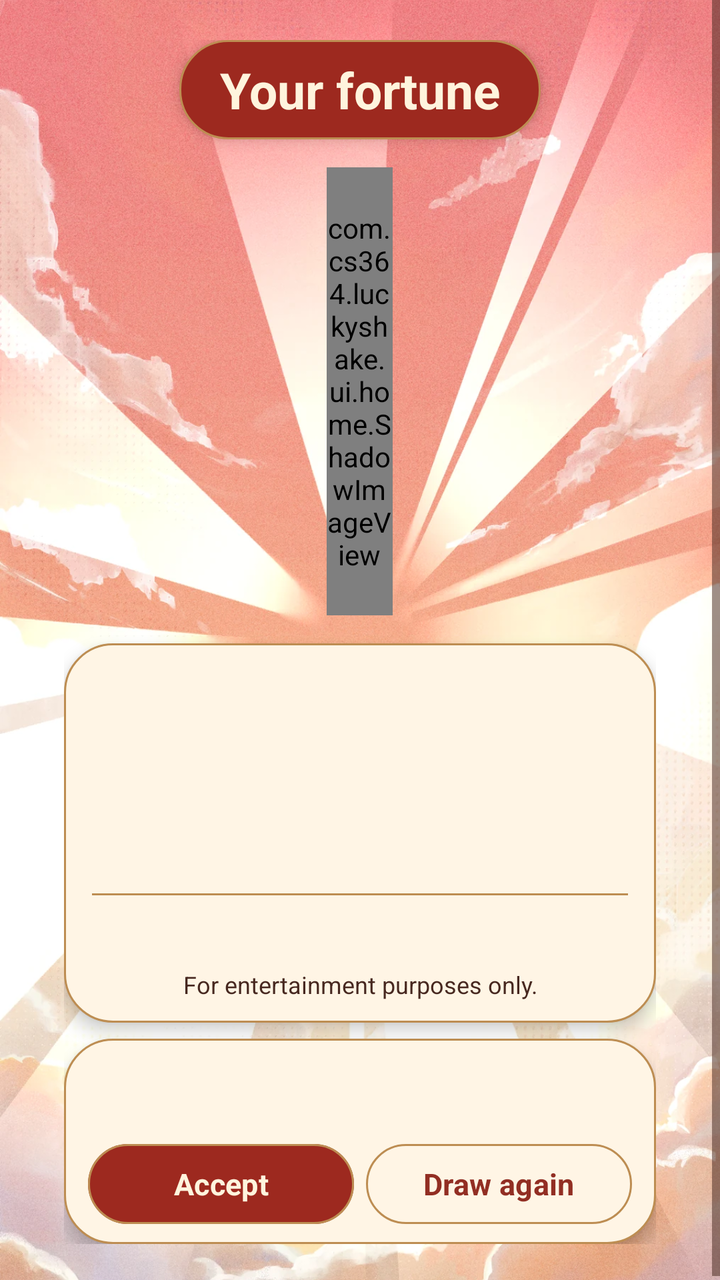
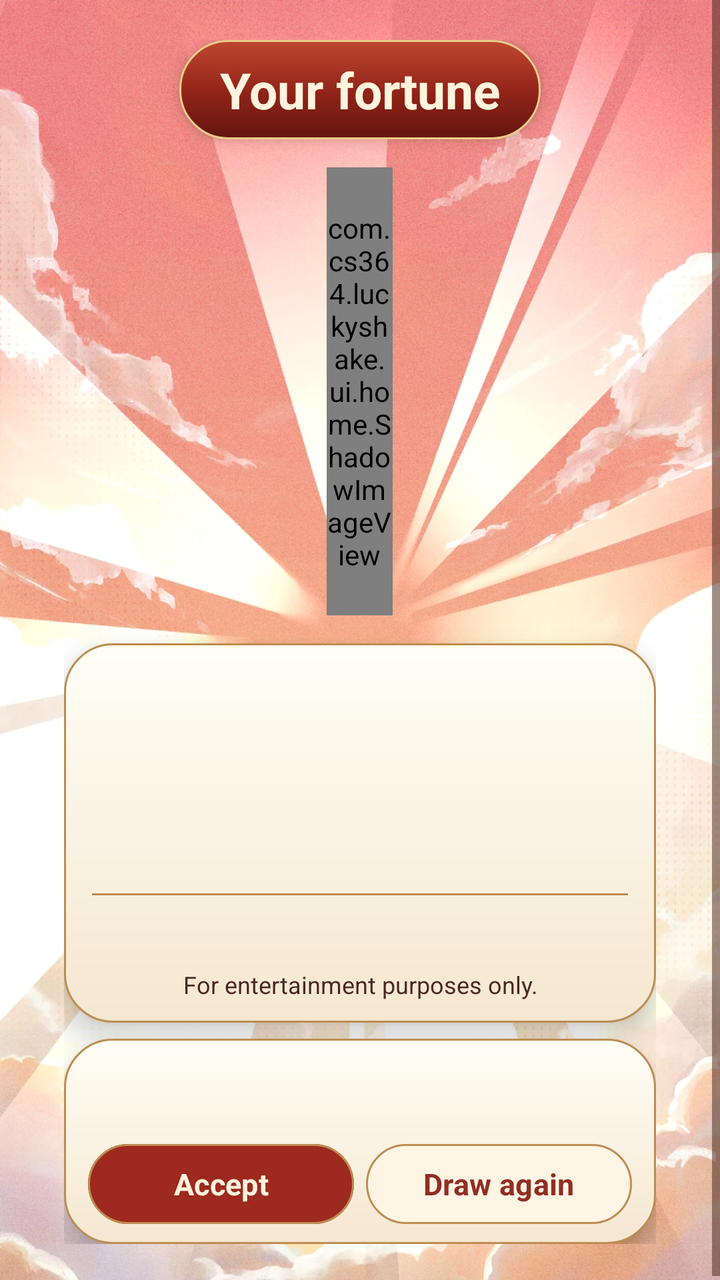

Two renders of the same Android screen: before a commit and after it. Below are the layout's source before the change and the commit's diff.
<!-- AndroidManifest.xml: application theme Theme.LuckyShake -->
<!-- res/layout/activity_result.xml -->
<?xml version="1.0" encoding="utf-8"?>
<FrameLayout xmlns:android="http://schemas.android.com/apk/res/android"
    xmlns:app="http://schemas.android.com/apk/res-auto"
    android:layout_width="match_parent"
    android:layout_height="match_parent"
    android:theme="@style/ThemeOverlay.LuckyShake.Home">

    <ImageView
        android:layout_width="match_parent"
        android:layout_height="match_parent"
        android:importantForAccessibility="no"
        android:scaleType="centerCrop"
        android:src="@drawable/result_sky" />

    <ScrollView
        android:id="@+id/result_root"
        android:layout_width="match_parent"
        android:layout_height="match_parent"
        android:fillViewport="true">

        <LinearLayout
            android:layout_width="match_parent"
            android:layout_height="wrap_content"
            android:gravity="center_horizontal"
            android:orientation="vertical"
            android:paddingStart="32dp"
            android:paddingTop="20dp"
            android:paddingEnd="32dp"
            android:paddingBottom="20dp">

            <Space
                android:layout_width="1dp"
                android:layout_height="0dp"
                android:layout_weight="4" />

            <TextView
                android:id="@+id/result_title_fortune"
                android:layout_width="wrap_content"
                android:layout_height="wrap_content"
                android:background="@drawable/result_title_background"
                android:elevation="4dp"
                android:fontFamily="sans-serif"
                android:gravity="center"
                android:paddingHorizontal="20dp"
                android:paddingVertical="8dp"
                android:text="@string/result_title_fortune"
                android:textColor="@color/home_thumb"
                android:textSize="25sp"
                android:textStyle="bold" />

            <FrameLayout
                android:layout_width="match_parent"
                android:layout_height="252dp"
                android:clipChildren="false">

                <com.cs364.luckyshake.ui.home.ShadowImageView
                    android:id="@+id/result_image_stick"
                    android:layout_width="33dp"
                    android:layout_height="224dp"
                    android:layout_gravity="center"
                    android:importantForAccessibility="no"
                    app:srcCompat="@drawable/home_stick" />
            </FrameLayout>

            <LinearLayout
                android:layout_width="match_parent"
                android:layout_height="wrap_content"
                android:background="@drawable/home_filter_card"
                android:elevation="5dp"
                android:orientation="vertical"
                android:paddingHorizontal="14dp"
                android:paddingVertical="11dp">

                <TextView
                    android:id="@+id/result_label_stick"
                    android:layout_width="match_parent"
                    android:layout_height="wrap_content"
                    android:gravity="center"
                    android:textColor="@color/home_accent"
                    android:textSize="14sp"
                    android:textStyle="bold" />
                <TextView
                    android:id="@+id/result_label_menu"
                    android:layout_width="match_parent"
                    android:layout_height="wrap_content"
                    android:gravity="center"
                    android:textColor="@color/home_ink"
                    android:textSize="21sp"
                    android:layout_marginTop="4dp"
                    android:textStyle="bold"
                    android:fontFamily="sans-serif" />
                <TextView
                    android:id="@+id/result_label_type_tags"
                    android:layout_width="match_parent"
                    android:layout_height="wrap_content"
                    android:gravity="center"
                    android:textColor="@color/home_ink"
                    android:textSize="14sp"
                    android:layout_marginTop="5dp" />
                <TextView
                    android:id="@+id/result_label_stars"
                    android:layout_width="match_parent"
                    android:layout_height="wrap_content"
                    android:gravity="center"
                    android:textColor="@color/home_accent"
                    android:textSize="17sp"
                    android:layout_marginTop="8dp"
                    android:textStyle="bold" />

                <View
                    android:layout_width="match_parent"
                    android:layout_height="1dp"
                    android:layout_marginTop="8dp"
                    android:background="@color/home_outline"
                    android:importantForAccessibility="no" />

                <TextView
                    android:id="@+id/result_label_fortune"
                    android:layout_width="match_parent"
                    android:layout_height="wrap_content"
                    android:gravity="center"
                    android:textColor="@color/home_ink"
                    android:textSize="15sp"
                    android:layout_marginTop="8dp" />
                <TextView
                    android:id="@+id/result_msg_disclaimer"
                    android:layout_width="match_parent"
                    android:layout_height="wrap_content"
                    android:gravity="center"
                    android:textColor="@color/home_ink"
                    android:textSize="12sp"
                    android:layout_marginTop="8dp"
                    android:text="@string/result_msg_disclaimer" />
            </LinearLayout>

            <LinearLayout
                android:layout_width="match_parent"
                android:layout_height="wrap_content"
                android:layout_marginTop="8dp"
                android:background="@drawable/home_filter_card"
                android:elevation="5dp"
                android:orientation="vertical"
                android:paddingStart="12dp"
                android:paddingTop="6dp"
                android:paddingEnd="12dp"
                android:paddingBottom="6dp">

                <TextView
                    android:id="@+id/result_label_quota"
                    android:layout_width="match_parent"
                    android:layout_height="wrap_content"
                    android:gravity="center"
                    android:textColor="@color/home_ink"
                    android:textSize="13sp"
                    android:layout_marginTop="3dp" />
                <TextView
                    android:id="@+id/result_label_status"
                    android:layout_width="match_parent"
                    android:layout_height="wrap_content"
                    android:gravity="center"
                    android:textColor="@color/home_ink"
                    android:textSize="14sp"
                    android:layout_marginTop="3dp"
                    android:textStyle="bold"
                    android:accessibilityLiveRegion="polite" />

                <LinearLayout
                    android:layout_width="match_parent"
                    android:layout_height="wrap_content"
                    android:orientation="horizontal">

                    <com.google.android.material.button.MaterialButton
                        android:id="@+id/result_btn_accept"
                        android:layout_width="0dp"
                        android:layout_weight="1"
                        android:layout_height="wrap_content"
                        android:minHeight="48dp"
                        android:text="@string/result_btn_accept"
                        android:textColor="@color/home_thumb"
                        android:textSize="15sp"
                        android:textStyle="bold"
                        app:backgroundTint="@color/home_draw_tint"
                        app:cornerRadius="26dp"
                        app:strokeColor="@color/home_outline"
                        app:strokeWidth="1dp" />
                    <com.google.android.material.button.MaterialButton
                        android:id="@+id/result_btn_redraw"
                        android:layout_marginStart="6dp"
                        style="@style/Widget.Material3.Button.OutlinedButton"
                        android:layout_width="0dp"
                        android:layout_weight="1"
                        android:layout_height="wrap_content"
                        android:minHeight="48dp"
                        android:text="@string/result_btn_redraw"
                        android:textColor="@color/result_secondary_text"
                        android:textSize="15sp"
                        android:textStyle="bold"
                        app:backgroundTint="@color/home_paper"
                        app:cornerRadius="26dp"
                        app:strokeColor="@color/home_outline"
                        app:strokeWidth="1dp" />
                    <com.google.android.material.button.MaterialButton
                        android:id="@+id/result_btn_home"
                        android:layout_width="0dp"
                        android:layout_weight="1"
                        android:layout_height="wrap_content"
                        android:minHeight="48dp"
                        android:text="@string/result_btn_home"
                        android:textColor="@color/home_thumb"
                        android:textSize="15sp"
                        android:textStyle="bold"
                        android:visibility="gone"
                        app:backgroundTint="@color/home_draw_tint"
                        app:cornerRadius="26dp"
                        app:strokeColor="@color/home_outline"
                        app:strokeWidth="1dp" />
                </LinearLayout>
            </LinearLayout>
            <Space
                android:layout_width="1dp"
                android:layout_height="0dp"
                android:layout_weight="1" />
        </LinearLayout>
    </ScrollView>
</FrameLayout>
<!-- resources referenced by this layout -->
<resources>
  <color name="home_accent">#922E23</color>
  <color name="home_ink">#472820</color>
  <color name="home_outline">#BD8D52</color>
  <color name="home_paper">#FFF5E5</color>
  <color name="home_thumb">#FFF4DD</color>
  <!-- drawable home_filter_card (drawable) -->
  <shape xmlns:android="http://schemas.android.com/apk/res/android">
      <solid android:color="@color/home_paper" />
      <stroke android:width="1dp" android:color="@color/home_outline" />
      <corners android:radius="24dp" />
  </shape>
  <!-- drawable home_stick: webp bitmap (drawable-nodpi, 2946 bytes) -->
  <!-- drawable result_sky: webp bitmap (drawable-night-nodpi, 554912 bytes) -->
  <!-- drawable result_title_background (drawable) -->
  <shape xmlns:android="http://schemas.android.com/apk/res/android">
      <solid android:color="@color/home_button" />
      <stroke android:width="1dp" android:color="@color/home_outline" />
      <corners android:radius="24dp" />
  </shape>
  <string name="result_btn_accept">Accept</string>
  <string name="result_btn_home">Back to Home</string>
  <string name="result_btn_redraw">Draw again</string>
  <string name="result_msg_disclaimer">For entertainment purposes only.</string>
  <string name="result_title_fortune">Your fortune</string>
  <style name="ThemeOverlay.LuckyShake.Home" parent="">
          <item name="android:fontFamily">sans-serif</item>
          <item name="android:textColorPrimary">@color/home_ink</item>
          <item name="android:textColorSecondary">@color/home_ink</item>
          <item name="colorOnSurface">@color/home_ink</item>
      </style>
  <style name="Theme.LuckyShake" parent="Base.Theme.LuckyShake" />
  <color name="home_button">#9D291F</color>
  <style name="Base.Theme.LuckyShake" parent="Theme.Material3.DayNight.NoActionBar">
          <item name="colorPrimary">@color/app_primary</item>
          <item name="colorOnPrimary">@color/app_on_primary</item>
          <item name="android:textColorLink">@color/app_link</item>
          <item name="colorSecondary">@color/app_accent</item>
          <item name="colorSurface">@color/app_surface</item>
          <item name="colorOnSurface">@color/app_on_surface</item>
          <item name="android:colorBackground">@color/app_background</item>
          <item name="colorOnBackground">@color/app_on_surface</item>
      </style>
  <color name="app_primary">#C52D22</color>
  <color name="app_on_primary">#FFFFFF</color>
  <color name="app_link">#8F1D16</color>
  <color name="app_accent">#E4A342</color>
  <color name="app_surface">#FFF5DF</color>
  <color name="app_on_surface">#35211D</color>
  <color name="app_background">#FFE7C2</color>
</resources>

<!-- the commit's change to res/layout/activity_result.xml (unified diff, before → after) -->
@@ -66,7 +66,7 @@
                 android:layout_width="match_parent"
                 android:layout_height="wrap_content"
                 android:background="@drawable/home_filter_card"
-                android:elevation="5dp"
+                android:elevation="9dp"
                 android:orientation="vertical"
                 android:paddingHorizontal="14dp"
                 android:paddingVertical="11dp">
@@ -138,7 +138,7 @@
                 android:layout_height="wrap_content"
                 android:layout_marginTop="8dp"
                 android:background="@drawable/home_filter_card"
-                android:elevation="5dp"
+                android:elevation="9dp"
                 android:orientation="vertical"
                 android:paddingStart="12dp"
                 android:paddingTop="6dp"
@@ -170,7 +170,9 @@
                     android:orientation="horizontal">
 
                     <com.google.android.material.button.MaterialButton
-                        android:id="@+id/result_btn_accept"
+                        android:foreground="@drawable/button_depth_glaze"
+                    android:elevation="6dp"
+                    android:id="@+id/result_btn_accept"
                         android:layout_width="0dp"
                         android:layout_weight="1"
                         android:layout_height="wrap_content"
@@ -200,7 +202,9 @@
                         app:strokeColor="@color/home_outline"
                         app:strokeWidth="1dp" />
                     <com.google.android.material.button.MaterialButton
-                        android:id="@+id/result_btn_home"
+                        android:foreground="@drawable/button_depth_glaze"
+                    android:elevation="6dp"
+                    android:id="@+id/result_btn_home"
                         android:layout_width="0dp"
                         android:layout_weight="1"
                         android:layout_height="wrap_content"
<!-- resource entries referenced after the edit -->
@@ -5,9 +5,15 @@
   <color name="home_outline">#BD8D52</color>
   <color name="home_paper">#FFF5E5</color>
   <color name="home_thumb">#FFF4DD</color>
+  <!-- drawable button_depth_glaze (drawable) -->
+  <shape xmlns:android="http://schemas.android.com/apk/res/android">
+      <gradient android:angle="270" android:startColor="#26FFE5B0" android:centerColor="#00000000" android:endColor="#500E0000" />
+      <stroke android:width="1dp" android:color="#90EDC783" />
+      <corners android:radius="30dp" />
+  </shape>
   <!-- drawable home_filter_card (drawable) -->
   <shape xmlns:android="http://schemas.android.com/apk/res/android">
-      <solid android:color="@color/home_paper" />
+      <gradient android:angle="270" android:startColor="@color/depth_card_top" android:endColor="@color/depth_card_bottom" />
       <stroke android:width="1dp" android:color="@color/home_outline" />
       <corners android:radius="24dp" />
   </shape>
@@ -15,8 +21,8 @@
   <!-- drawable result_sky: webp bitmap (drawable-night-nodpi, 554912 bytes) -->
   <!-- drawable result_title_background (drawable) -->
   <shape xmlns:android="http://schemas.android.com/apk/res/android">
-      <solid android:color="@color/home_button" />
-      <stroke android:width="1dp" android:color="@color/home_outline" />
+      <gradient android:angle="270" android:startColor="#BD4830" android:centerColor="#942519" android:endColor="#63150F" />
+      <stroke android:width="1dp" android:color="#ECCB87" />
       <corners android:radius="24dp" />
   </shape>
   <string name="result_btn_accept">Accept</string>
@@ -31,7 +37,8 @@
           <item name="colorOnSurface">@color/home_ink</item>
       </style>
   <style name="Theme.LuckyShake" parent="Base.Theme.LuckyShake" />
-  <color name="home_button">#9D291F</color>
+  <color name="depth_card_top">#FFFEF5</color>
+  <color name="depth_card_bottom">#F5E7D1</color>
   <style name="Base.Theme.LuckyShake" parent="Theme.Material3.DayNight.NoActionBar">
           <item name="colorPrimary">@color/app_primary</item>
           <item name="colorOnPrimary">@color/app_on_primary</item>
